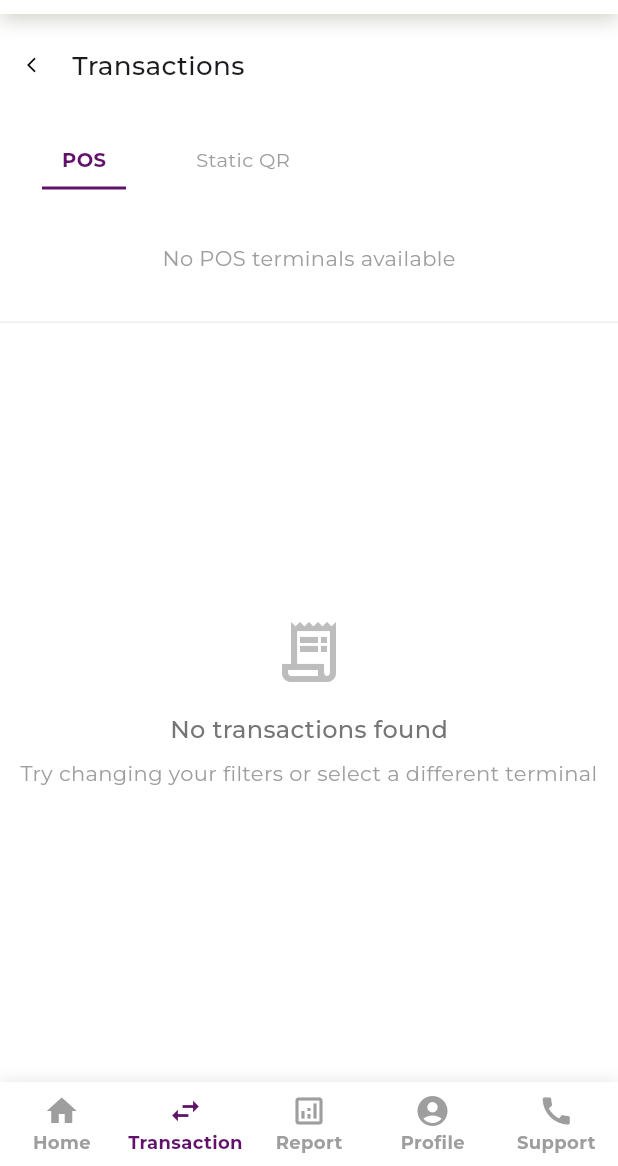
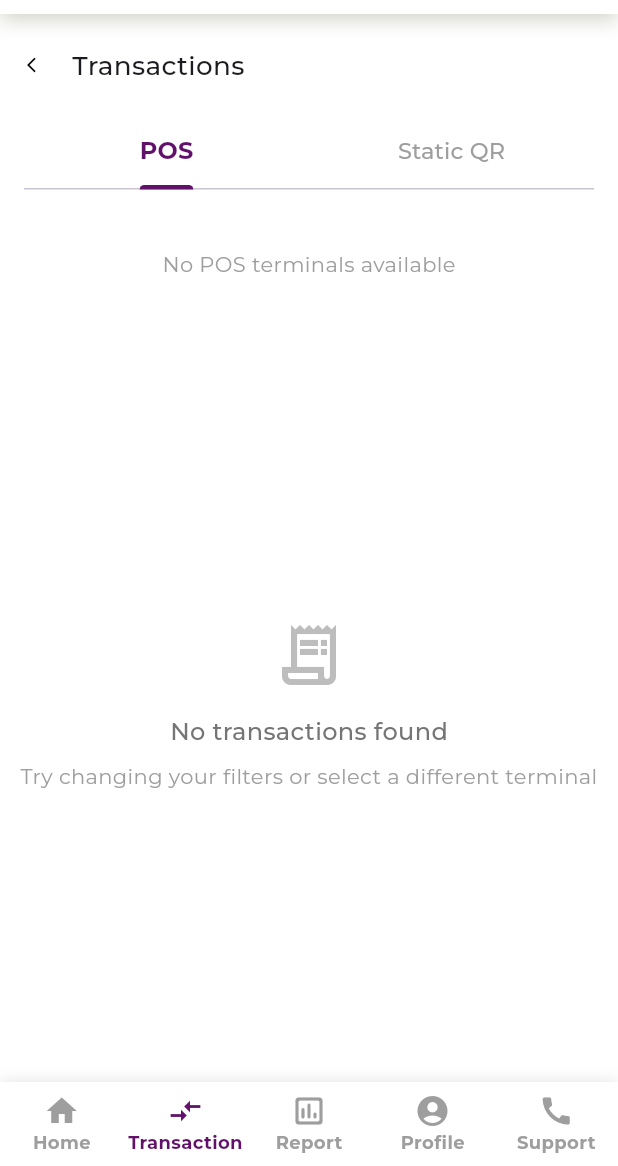
Before and after one commit to JEEVA-jayakumar/phase2, a Flutter app: the MainScreen screen opened directly with empty values, after a tap on "My Transaction", on a phone screen of 412 x 824 dp, the part 70-1236 px from its top. Run offline on Flutter 3.47's test engine with Material 3 defaults, Android fonts, the phone set to English and light mode, and no system bars; our stand-ins replace file_picker, pin_code_fields, share_plus, shared_preferences; accounts and stored records are empty; network calls fail; project files that could hold a hidden picture were left out.

Commit message:
phase1.3

```diff
--- a/lib/main.dart
+++ b/lib/main.dart
@@ -930,11 +930,11 @@ class _MainScreenState extends State<MainScreen> {
               label: 'Home',
             ),
             BottomNavigationBarItem(
-              icon: Icon(Icons.swap_horiz),
+              icon: Icon(Icons.compare_arrows_sharp),
               label: 'Transaction',
             ),
             BottomNavigationBarItem(
-              icon: Icon(Icons.analytics_outlined),
+              icon: Icon(Icons.insert_chart_outlined_rounded),
               label: 'Report',
             ),
             BottomNavigationBarItem(
@@ -1316,14 +1316,14 @@ class _HomeScreenState extends State<HomeScreen> with TickerProviderStateMixin {
     'vasanth@hdfc'
   ];
 
-  final List<Map<String, String>> links = [
-    {"icon": "assets/transactions.png", "label": "My Transaction", "key": "transaction"},
-    // {"icon": "assets/settlement.png", "label": "My Settlement", "key": "settlement"},
-    {"icon": "assets/Notifications.png", "label": "My Notification", "key": "notification"},
-    {"icon": "assets/baz.png", "label": "Risk Hold", "key": "Risk Hold"},
-    {"icon": "assets/myreports.png", "label": "My Report", "key": "report"},
-    {"icon": "assets/supportcentre.png", "label": "Support Center", "key": "support"},
-  ];
+  // final List<Map<String, String>> links = [
+  //   {"icon": Icons.compare_arrows_sharp, "label": "My Transaction", "key": "transaction"},
+  //   {"icon": Icons.notifications_active_outlined, "label": "My Notification", "key": "notification"},
+  //   {"icon": Icons.shield, "label": "Risk Hold", "key": "Risk Hold"},
+  //   {"icon": Icons.insert_chart, "label": "My Report", "key": "report"},
+  //   {"icon": Icons.support_agent, "label": "Support Center", "key": "support"},
+  // ];
+
 
 
   Color staticQRBackgroundColor = const Color(0xFFEBEBEB);
@@ -2135,11 +2135,11 @@ class _HomeScreenState extends State<HomeScreen> with TickerProviderStateMixin {
               final transaction = combinedTransactions[index];
               final status = transaction["status"];
               Color statusColor = (status == "Success")
-                  ? Colors.green[600]!
+                  ? Color(0xFF007E33)!
                   : (status == "Void")
-                  ? Colors.orange[600]!
+                  ? Color(0xFFEC701E)!
                   : (status == "Failed")
-                  ? Colors.red[600]!
+                  ? Color(0xFFCC0000)!
                   : Colors.grey[600]!;
 
               return GestureDetector(
@@ -2299,6 +2299,14 @@ class _HomeScreenState extends State<HomeScreen> with TickerProviderStateMixin {
   }
 
   Widget _buildQuickLinks() {
+    final List<Map<String, dynamic>> links = [
+      {"icon": Icons.compare_arrows, "label": "My Transaction", "key": "transaction"},
+      {"icon": Icons.notifications_active_outlined, "label": "My Notification", "key": "notification"},
+      {"icon": Icons.shield_outlined, "label": "Risk Hold", "key": "Risk Hold"},
+      {"icon": Icons.insert_chart_outlined, "label": "My Report", "key": "report"},
+      {"icon": Icons.support_agent, "label": "Support Center", "key": "support"},
+    ];
+
     return Container(
       decoration: BoxDecoration(
         color: Colors.white,
@@ -2352,11 +2360,10 @@ class _HomeScreenState extends State<HomeScreen> with TickerProviderStateMixin {
                         shape: BoxShape.rectangle,
                         borderRadius: BorderRadius.circular(10),
                       ),
-                      child: Image.asset(
-                        link["icon"]!,
+                      child: Icon(
+                        link["icon"] as IconData,
                         color: customPurple,
-                        width: 32,
-                        height: 32,
+                        size: 24,
                       ),
                     ),
                     const SizedBox(height: 8),
--- a/lib/screens/transactions_screen.dart
+++ b/lib/screens/transactions_screen.dart
@@ -118,7 +118,7 @@ class _StaticQRChargeSlipState extends State<StaticQRChargeSlip> {
                   ),
                   const Expanded(
                     child: Text(
-                      'Transactions',
+                      'Transactions ' ,
                       style: TextStyle(
                         fontSize: 17.5,
                         fontWeight: FontWeight.w500,
@@ -643,7 +643,8 @@ class TransactionsScreen extends StatefulWidget {
   _TransactionsScreenState createState() => _TransactionsScreenState();
 }
 
-class _TransactionsScreenState extends State<TransactionsScreen> {
+class _TransactionsScreenState extends State<TransactionsScreen> with SingleTickerProviderStateMixin {
+  late TabController _tabController;
   String selectedTab = 'POS';
   late String selectedTerminalId;
   String? selectedVPA;
@@ -724,6 +725,21 @@ class _TransactionsScreenState extends State<TransactionsScreen> {
   @override
   void initState() {
     super.initState();
+    _tabController = TabController(length: 2, vsync: this);
+    _tabController.addListener(() {
+      if (!_tabController.indexIsChanging) {
+        setState(() {
+          selectedTab = _tabController.index == 0 ? 'POS' : 'Static QR';
+        });
+        if (_tabController.index == 0) {
+          _resetFilters(); // Assuming this resets POS filters
+          fetchTransactions(txnStatus, txnType);
+        } else {
+          _resetQRFilters(); // Assuming this resets QR filters
+          fetchStaticQRTransactions();
+        }
+      }
+    });
     selectedTerminalId = widget.terminalIds.isNotEmpty ? widget.terminalIds.first : '';
     selectedVPA = widget.vpaList.isNotEmpty ? widget.vpaList.first : null;
     _scrollController = ScrollController();
@@ -931,7 +947,7 @@ class _TransactionsScreenState extends State<TransactionsScreen> {
           fromDate = _dateTimeToUnixTimestamp(startOfPeriod).toString();
           toDate = _dateTimeToUnixTimestamp(endOfPeriod).toString();
         }
-      // Debug prints to verify date ranges
+        // Debug prints to verify date ranges
         print('Date Range Type: $dateRangeType');
         print('From Date Unix: $fromDate (${DateTime.fromMillisecondsSinceEpoch(int.parse(fromDate) * 1000)})');
         print('To Date Unix: $toDate (${DateTime.fromMillisecondsSinceEpoch(int.parse(toDate) * 1000)})');
@@ -988,7 +1004,7 @@ class _TransactionsScreenState extends State<TransactionsScreen> {
                   transaction['txnType'],
                   transaction['txnResponseCode'] ?? 'Unknown'
               ),
-            "type": _getCardType(transaction['bin']),
+              "type": _getCardType(transaction['bin']),
               "rrn": transaction['rRNumber']?.toString() ?? '',
               "rawTxnType": transaction['txnType']?.toString() ?? '',
               "rawResponseCode": transaction['txnResponseCode']?.toString() ?? '',
@@ -1313,34 +1329,64 @@ class _TransactionsScreenState extends State<TransactionsScreen> {
           Container(
             decoration: BoxDecoration(
               color: Colors.white,
-              border: Border(
-                bottom: BorderSide(color: Colors.grey.shade200),
-              ),
             ),
             child: Padding(
-              padding: const EdgeInsets.all(16.0),
+              padding: const EdgeInsets.fromLTRB(16.0, 0, 16.0, 8.0),
               child: Column(
                 children: [
-                  Row(
-                    children: [
-                      _buildTabButton('POS', selectedTab == 'POS'),
-                      const SizedBox(width: 16),
-                      _buildTabButton('Static QR', selectedTab == 'Static QR'),
+                  TabBar(
+                    controller: _tabController,
+                    indicatorColor: customPurple,
+                    labelColor: customPurple,
+                    unselectedLabelColor: Colors.grey.shade500,
+                    labelStyle: const TextStyle(fontFamily: 'Montserrat', fontWeight: FontWeight.w700, fontSize: 16),
+                    unselectedLabelStyle: const TextStyle(fontFamily: 'Montserrat', fontWeight: FontWeight.w500, fontSize: 15),
+                    indicatorWeight: 3,
+                    indicatorSize: TabBarIndicatorSize.label,
+                    isScrollable: false,
+                    labelPadding: EdgeInsets.zero,
+                    tabs: const [
+                      Tab(text: 'POS'),
+                      Tab(text: 'Static QR'),
                     ],
                   ),
-                  const SizedBox(height: 16),
-                  if (selectedTab == 'POS')
-                    _buildPOSControls()
-                  else
-                    _buildStaticQRControls(),
+                  // const SizedBox(height: 16), // Removed: Controls are now in TabBarView
+                  // if (selectedTab == 'POS') // Removed: Controls are now in TabBarView
+                  //   _buildPOSControls()
+                  // else
+                  //   _buildStaticQRControls(), // Removed: Controls are now in TabBarView
                 ],
               ),
             ),
           ),
           Expanded(
-            child: selectedTab == 'POS'
-                ? _buildPOSTransactions()
-                : _buildStaticQRTransactions(),
+            child: TabBarView(
+              controller: _tabController,
+              children: [
+                // POS Tab View
+                Column(
+                  children: [
+                    Container(
+                      color: Colors.white,
+                      padding: const EdgeInsets.all(16.0),
+                      child: _buildPOSControls(),
+                    ),
+                    Expanded(child: _buildPOSTransactions()),
+                  ],
+                ),
+                // Static QR Tab View
+                Column(
+                  children: [
+                    Container(
+                      color: Colors.white,
+                      padding: const EdgeInsets.all(16.0),
+                      child: _buildStaticQRControls(),
+                    ),
+                    Expanded(child: _buildStaticQRTransactions()),
+                  ],
+                ),
+              ],
+            ),
           ),
         ],
       ),
@@ -1720,9 +1766,10 @@ class _TransactionsScreenState extends State<TransactionsScreen> {
                         borderRadius: BorderRadius.circular(8),
                       ),
                       child: Icon(
-                        Icons.download_rounded,
+                        Icons.file_download_outlined,
                         color: Colors.white,
                         size: 24,
+                        weight: 500,
                       ),
                     ),
                     SizedBox(width: 12),
@@ -1911,13 +1958,19 @@ class _TransactionsScreenState extends State<TransactionsScreen> {
                           mainAxisSize: MainAxisSize.min,
                           mainAxisAlignment: MainAxisAlignment.center,
                           children: [
-                            Icon(Icons.download_rounded, size: 18),
+                            Icon(
+                              Icons.file_download_outlined,
+                              color: Colors.white,
+                              size: 24,
+                              weight: 500,
+                            ),
                             SizedBox(width: 6),
                             Flexible(
                               child: Text(
                                 'Download',
                                 style: TextStyle(
-                                  fontWeight: FontWeight.w600,
+                                  color: Colors.white,
+                                  fontWeight: FontWeight.w700,
                                   fontFamily: 'Montserrat',
                                 ),
                               ),
@@ -2091,10 +2144,15 @@ class _TransactionsScreenState extends State<TransactionsScreen> {
   Widget _buildDownloadButton() {
     return TextButton.icon(
       onPressed: _showDownloadConfirmation,
-      icon: Icon(Icons.download, color: Colors.white),
+      icon:Icon(
+        Icons.file_download_outlined,
+        color: Colors.white,
+        size: 24,
+        weight: 500,
+      ),
       label: Text(
         "Download",
-        style: TextStyle(color: Colors.white),
+        style: TextStyle(color: Colors.white,fontSize: 15,fontWeight: FontWeight.w700),
       ),
       style: TextButton.styleFrom(
         backgroundColor: customPurple,
@@ -2396,56 +2454,14 @@ class _TransactionsScreenState extends State<TransactionsScreen> {
     selectedFilterCount = 0;
   }
 
-  Widget _buildTabButton(String text, bool isSelected) {
-    return InkWell(
-      onTap: () {
-        setState(() {
-          selectedTab = text;
-          transactions.clear();
-          if (text == 'Static QR') {
-            _resetQRFilters();
-            fetchStaticQRTransactions();
-          } else {
-            _resetFilters();
-            fetchTransactions(txnStatus, txnType);
-          }
-        });
-      },
-      child: Container(
-        width: text == 'Static QR' ? 100 : 80, // Fixed width based on content
-        padding: const EdgeInsets.symmetric(horizontal: 12.0, vertical: 4.0),
-        child: Column(
-          mainAxisSize: MainAxisSize.min,
-          children: [
-            Text(
-              text,
-              style: TextStyle(
-                color: isSelected ? customPurple : Colors.grey,
-                fontWeight: isSelected ? FontWeight.bold : FontWeight.normal,
-                fontSize: 13, // Slightly smaller font size
-              ),
-              maxLines: 1,
-              overflow: TextOverflow.ellipsis,
-            ),
-            const SizedBox(height: 8),
-            Container(
-              height: 2,
-              color: isSelected ? customPurple : Colors.transparent,
-            ),
-          ],
-        ),
-      ),
-    );
-  }
-
   Widget _buildTransactionItem(Map<String, dynamic> transaction) {
     final statusText = transaction['status'];
     Color statusColor = (statusText == "Success")
-        ? Colors.green[600]!
+        ? Color(0xFF007E33)!
         : (statusText == "Void")
-        ? Colors.orange[600]!
+        ? Color(0xFFEC701E)!
         : (statusText == "Failed")
-        ? Colors.red[600]!
+        ? Color(0xFFCC0000)!
         : Colors.grey[600]!; // default color
 
     String amountText = transaction['amount'];
@@ -2623,6 +2639,7 @@ class _TransactionsScreenState extends State<TransactionsScreen> {
   }
   @override
   void dispose() {
+    _tabController.dispose();
     _posDebounce?.cancel();
     _qrDebounce?.cancel();
     _scrollController.dispose();
```
Also changed, not shown: 1 other file.
